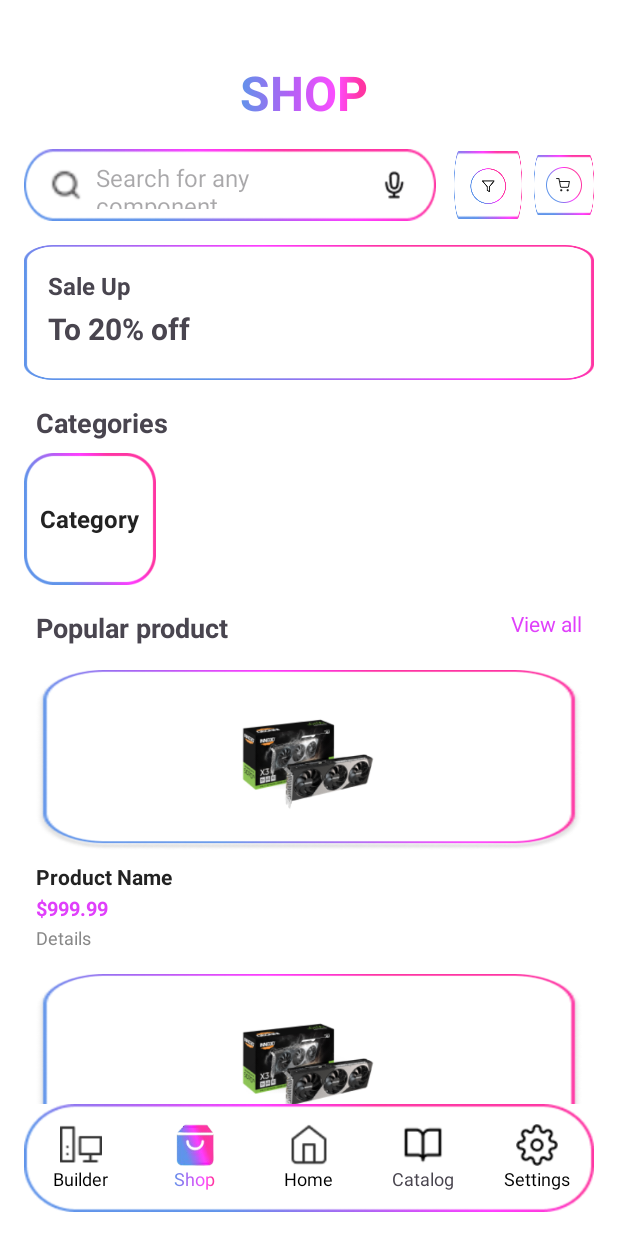
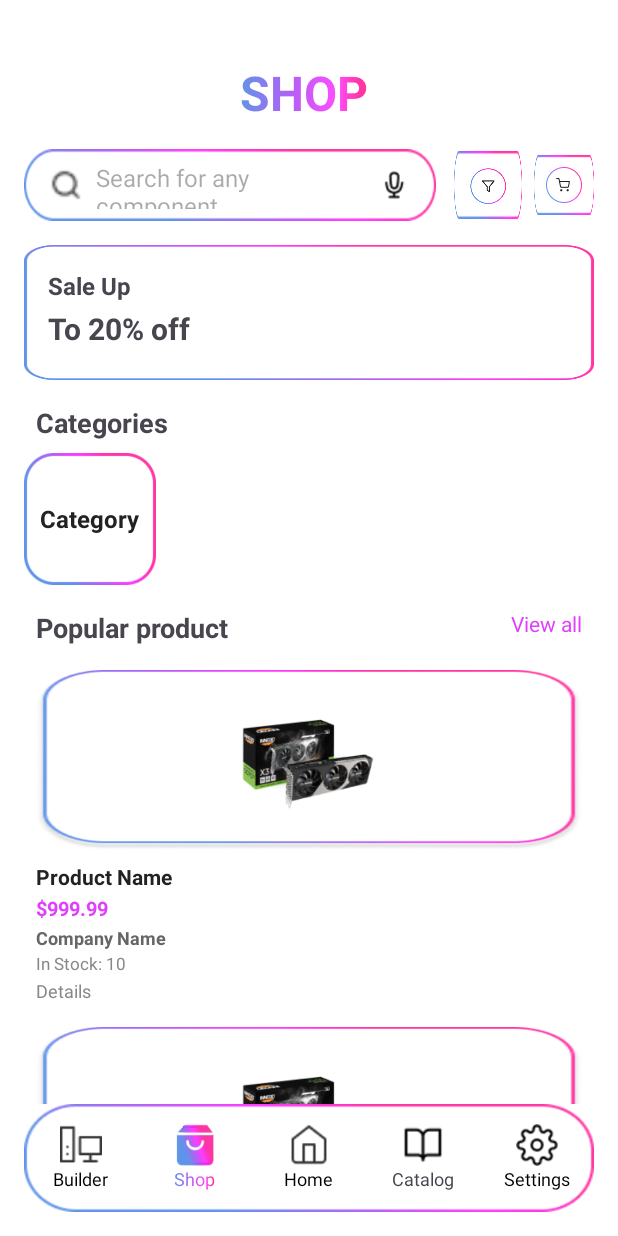
Before and after one commit to kelvincodevn/PRM392_Project, an Android app: the layout activity_shop.xml on its own in the app's theme, with its tools: preview values and no code run, on a phone screen of 412 x 824 dp. Run offline under Robolectric (Android 15) with nearby library versions, the phone set to English and light mode, and no system bars; network calls fail.

Commit message:
add company name, stock in shop

```diff
--- a/app/src/main/res/layout/item_product.xml
+++ b/app/src/main/res/layout/item_product.xml
@@ -43,6 +43,25 @@
         android:layout_marginTop="2dp" />
 
     <TextView
+        android:id="@+id/tvCompanyName"
+        android:layout_width="match_parent"
+        android:layout_height="wrap_content"
+        android:text="Company Name"
+        android:textSize="12sp"
+        android:textStyle="bold"
+        android:textColor="#666"
+        android:layout_marginTop="2dp" />
+
+    <TextView
+        android:id="@+id/tvStockQuantity"
+        android:layout_width="match_parent"
+        android:layout_height="wrap_content"
+        android:text="In Stock: 10"
+        android:textSize="11sp"
+        android:textColor="#888"
+        android:layout_marginTop="1dp" />
+
+    <TextView
         android:id="@+id/tvProductDetails"
         android:layout_width="match_parent"
         android:layout_height="wrap_content"
```
Also changed, not shown: app/src/main/java/com/example/pcbuilderguideapp/ShopActivity.java (+16 -7 lines), app/src/main/java/com/example/pcbuilderguideapp/model/ProductAdapter.java (+11 -7 lines).
